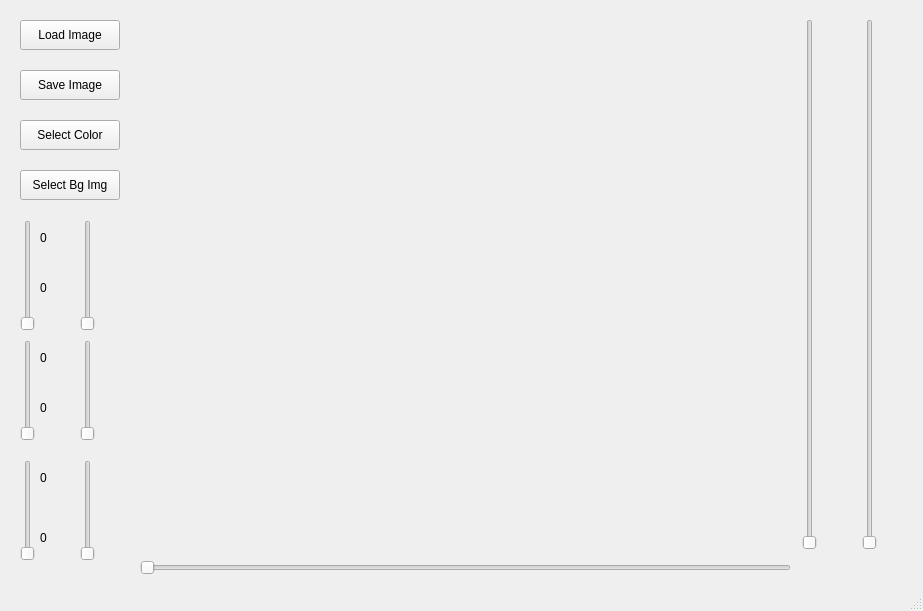
Before: the Qt Designer form qt/mainwindow.ui in Edi013/ComputerVision, drawn with Qt 5.
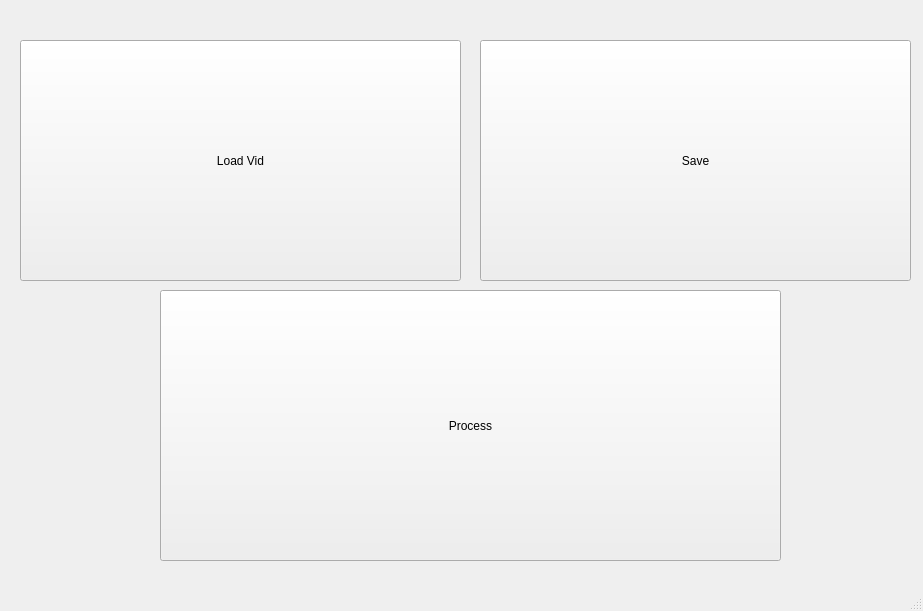
After: the same form once the commit is applied.

Patch:
```diff
--- a/qt/mainwindow.ui
+++ b/qt/mainwindow.ui
@@ -14,267 +14,43 @@
    <string>Image Background Replacement</string>
   </property>
   <widget class="QWidget" name="centralwidget">
-   <widget class="QLabel" name="imageLabel">
+   <widget class="QPushButton" name="loadVideoButton">
     <property name="geometry">
      <rect>
-      <x>150</x>
-      <y>10</y>
+      <x>20</x>
+      <y>40</y>
+      <width>441</width>
+      <height>241</height>
+     </rect>
+    </property>
+    <property name="text">
+     <string>Load Vid</string>
+    </property>
+   </widget>
+   <widget class="QPushButton" name="saveVideoButton">
+    <property name="geometry">
+     <rect>
+      <x>480</x>
+      <y>40</y>
+      <width>431</width>
+      <height>241</height>
+     </rect>
+    </property>
+    <property name="text">
+     <string>Save</string>
+    </property>
+   </widget>
+   <widget class="QPushButton" name="processVideoButton">
+    <property name="geometry">
+     <rect>
+      <x>160</x>
+      <y>290</y>
       <width>621</width>
-      <height>521</height>
+      <height>271</height>
      </rect>
     </property>
     <property name="text">
-     <string/>
-    </property>
-    <property name="scaledContents">
-     <bool>true</bool>
-    </property>
-   </widget>
-   <widget class="QPushButton" name="loadButton">
-    <property name="geometry">
-     <rect>
-      <x>20</x>
-      <y>20</y>
-      <width>100</width>
-      <height>30</height>
-     </rect>
-    </property>
-    <property name="text">
-     <string>Load Image</string>
-    </property>
-   </widget>
-   <widget class="QPushButton" name="saveButton">
-    <property name="geometry">
-     <rect>
-      <x>20</x>
-      <y>70</y>
-      <width>100</width>
-      <height>30</height>
-     </rect>
-    </property>
-    <property name="text">
-     <string>Save Image</string>
-    </property>
-   </widget>
-   <widget class="QPushButton" name="colorButton">
-    <property name="geometry">
-     <rect>
-      <x>20</x>
-      <y>120</y>
-      <width>100</width>
-      <height>30</height>
-     </rect>
-    </property>
-    <property name="text">
-     <string>Select Color</string>
-    </property>
-   </widget>
-   <widget class="QPushButton" name="imageButton">
-    <property name="geometry">
-     <rect>
-      <x>20</x>
-      <y>170</y>
-      <width>100</width>
-      <height>30</height>
-     </rect>
-    </property>
-    <property name="text">
-     <string>Select Bg Img</string>
-    </property>
-   </widget>
-   <widget class="QSlider" name="hueLow">
-    <property name="geometry">
-     <rect>
-      <x>20</x>
-      <y>220</y>
-      <width>16</width>
-      <height>111</height>
-     </rect>
-    </property>
-    <property name="orientation">
-     <enum>Qt::Orientation::Vertical</enum>
-    </property>
-   </widget>
-   <widget class="QSlider" name="hueHigh">
-    <property name="geometry">
-     <rect>
-      <x>80</x>
-      <y>220</y>
-      <width>16</width>
-      <height>111</height>
-     </rect>
-    </property>
-    <property name="orientation">
-     <enum>Qt::Orientation::Vertical</enum>
-    </property>
-   </widget>
-   <widget class="QSlider" name="saturationLow">
-    <property name="geometry">
-     <rect>
-      <x>20</x>
-      <y>340</y>
-      <width>16</width>
-      <height>101</height>
-     </rect>
-    </property>
-    <property name="orientation">
-     <enum>Qt::Orientation::Vertical</enum>
-    </property>
-   </widget>
-   <widget class="QSlider" name="saturationHigh">
-    <property name="geometry">
-     <rect>
-      <x>80</x>
-      <y>340</y>
-      <width>16</width>
-      <height>101</height>
-     </rect>
-    </property>
-    <property name="orientation">
-     <enum>Qt::Orientation::Vertical</enum>
-    </property>
-   </widget>
-   <widget class="QSlider" name="valueHigh">
-    <property name="geometry">
-     <rect>
-      <x>80</x>
-      <y>460</y>
-      <width>16</width>
-      <height>101</height>
-     </rect>
-    </property>
-    <property name="orientation">
-     <enum>Qt::Orientation::Vertical</enum>
-    </property>
-   </widget>
-   <widget class="QSlider" name="valueLow">
-    <property name="geometry">
-     <rect>
-      <x>20</x>
-      <y>460</y>
-      <width>16</width>
-      <height>101</height>
-     </rect>
-    </property>
-    <property name="orientation">
-     <enum>Qt::Orientation::Vertical</enum>
-    </property>
-   </widget>
-   <widget class="QLabel" name="labelHueHigh">
-    <property name="geometry">
-     <rect>
-      <x>40</x>
-      <y>230</y>
-      <width>49</width>
-      <height>16</height>
-     </rect>
-    </property>
-    <property name="text">
-     <string>0</string>
-    </property>
-   </widget>
-   <widget class="QLabel" name="labelHueLow">
-    <property name="geometry">
-     <rect>
-      <x>40</x>
-      <y>280</y>
-      <width>49</width>
-      <height>16</height>
-     </rect>
-    </property>
-    <property name="text">
-     <string>0</string>
-    </property>
-   </widget>
-   <widget class="QLabel" name="labelSaturationHigh">
-    <property name="geometry">
-     <rect>
-      <x>40</x>
-      <y>350</y>
-      <width>49</width>
-      <height>16</height>
-     </rect>
-    </property>
-    <property name="text">
-     <string>0</string>
-    </property>
-   </widget>
-   <widget class="QLabel" name="labelSaturationLow">
-    <property name="geometry">
-     <rect>
-      <x>40</x>
-      <y>400</y>
-      <width>49</width>
-      <height>16</height>
-     </rect>
-    </property>
-    <property name="text">
-     <string>0</string>
-    </property>
-   </widget>
-   <widget class="QLabel" name="labelValueHigh">
-    <property name="geometry">
-     <rect>
-      <x>40</x>
-      <y>470</y>
-      <width>49</width>
-      <height>16</height>
-     </rect>
-    </property>
-    <property name="text">
-     <string>0</string>
-    </property>
-   </widget>
-   <widget class="QLabel" name="labelValueLow">
-    <property name="geometry">
-     <rect>
-      <x>40</x>
-      <y>530</y>
-      <width>49</width>
-      <height>16</height>
-     </rect>
-    </property>
-    <property name="text">
-     <string>0</string>
-    </property>
-   </widget>
-   <widget class="QSlider" name="ySliderROI">
-    <property name="geometry">
-     <rect>
-      <x>800</x>
-      <y>19</y>
-      <width>20</width>
-      <height>531</height>
-     </rect>
-    </property>
-    <property name="orientation">
-     <enum>Qt::Orientation::Vertical</enum>
-    </property>
-   </widget>
-   <widget class="QSlider" name="xSliderROI">
-    <property name="geometry">
-     <rect>
-      <x>140</x>
-      <y>560</y>
-      <width>651</width>
-      <height>16</height>
-     </rect>
-    </property>
-    <property name="orientation">
-     <enum>Qt::Orientation::Horizontal</enum>
-    </property>
-   </widget>
-   <widget class="QSlider" name="roiSizeSlider">
-    <property name="geometry">
-     <rect>
-      <x>860</x>
-      <y>19</y>
-      <width>20</width>
-      <height>531</height>
-     </rect>
-    </property>
-    <property name="orientation">
-     <enum>Qt::Orientation::Vertical</enum>
+     <string>Process</string>
     </property>
    </widget>
   </widget>
```
